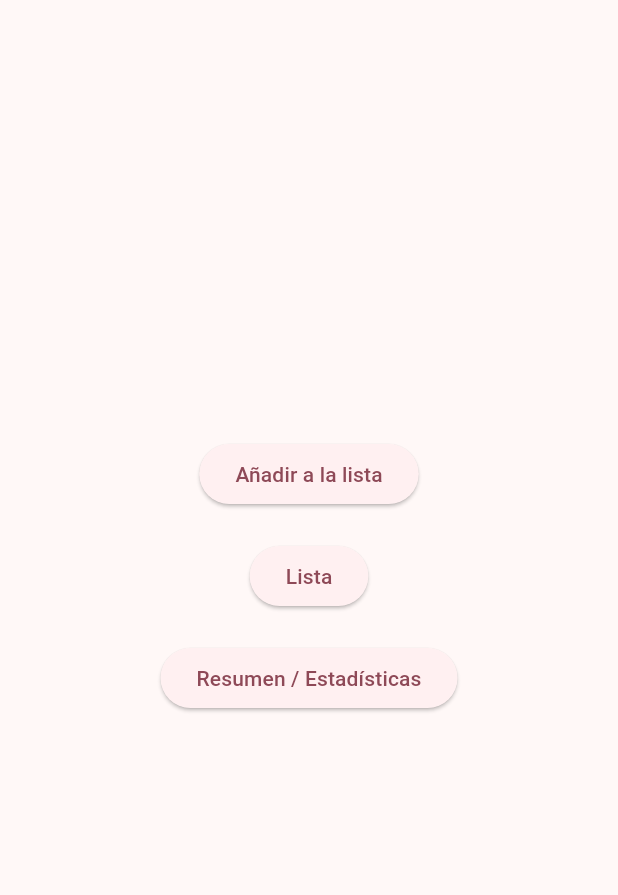
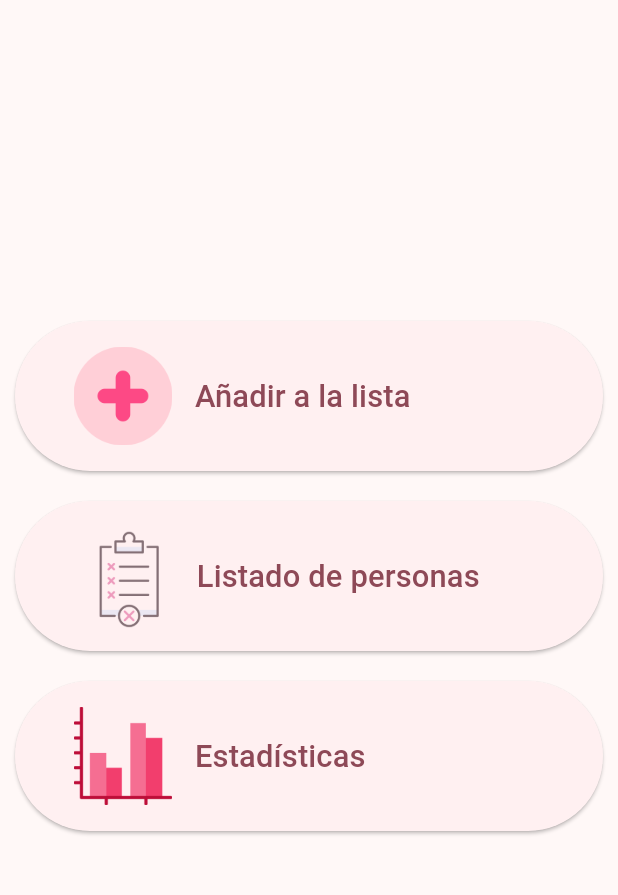
Before and after one commit to martinezmario02/KissDate, a Flutter app: the screen it shows after launch, on a phone screen of 412 x 824 dp, the part 84-979 px from its top. Run offline on Flutter 3.47's test engine with Material 2 defaults, Android fonts, the light colour scheme and no system bars; missing offline and left inert: postgres.

Commit message:
menu fixed

```diff
--- a/lib/main.dart
+++ b/lib/main.dart
@@ -17,7 +17,7 @@ class KissDate extends StatelessWidget {
       title: 'Kiss Date',
       theme: ThemeData(
         colorScheme:
-            ColorScheme.fromSeed(seedColor: Color.fromARGB(255, 243, 105, 137)),
+            ColorScheme.fromSeed(seedColor: const Color.fromARGB(255, 243, 105, 137)),
         useMaterial3: true,
       ),
       home: const MainMenu(titulo: 'Kiss Date'),
--- a/lib/screens/menu.dart
+++ b/lib/screens/menu.dart
@@ -14,36 +14,73 @@ class MainMenu extends StatefulWidget {
 class _MainMenuState extends State<MainMenu> {
   @override
   Widget build(BuildContext context) {
+    double screenWidth = MediaQuery.of(context).size.width;
     return Scaffold(
       appBar: AppBar(
         backgroundColor: Theme.of(context).colorScheme.inversePrimary,
         title: Text(widget.titulo),
       ),
       body: Center(
+        child: Padding(
+          padding: const EdgeInsets.symmetric(horizontal: 10.0),
           child: Column(
             mainAxisAlignment: MainAxisAlignment.center,
             children: <Widget>[
-            ElevatedButton(
+              SizedBox(
+                height: 100,
+                child: ElevatedButton(
                   onPressed: () {
                     Navigator.pushNamed(context, '/lib/screens/people/add.dart');
                   },
-              child: const Text('Añadir a la lista'),
+                  // child: const Text('Añadir a la lista'),
+                  child: Row(
+                    children: [
+                      const SizedBox(width: 15),
+                      Image.asset('assets/icons/newPerson.png', width: screenWidth*0.16, height: screenWidth*0.16),
+                      const SizedBox(width: 15),
+                      Text('Añadir a la lista', style: TextStyle(fontSize: screenWidth*0.05)),
+                    ],
+                  )
+                ),
               ),
               const SizedBox(height: 20),
-            ElevatedButton(
+              SizedBox(
+                height: 100,
+                child: ElevatedButton(
                   onPressed: () {
                     Navigator.pushNamed(context, '/lib/screens/people/list.dart');
                   },
-              child: const Text('Lista'),
+                  // child: const Text('Añadir a la lista'),
+                  child: Row(
+                    children: [
+                      const SizedBox(width: 15),
+                      Image.asset('assets/icons/list.png', width: screenWidth*0.18, height: screenWidth*0.18),
+                      const SizedBox(width: 8),
+                      Text('Listado de personas', style: TextStyle(fontSize: screenWidth*0.05)),
+                    ],
+                  )
+                ),
               ),
               const SizedBox(height: 20),
-            ElevatedButton(
+              SizedBox(
+                height: 100,
+                child: ElevatedButton(
                   onPressed: () {
                     Navigator.pushNamed(context, '/lib/screens/resume.dart');
                   },
-              child: const Text('Resumen / Estadísticas'),
+                  // child: const Text('Añadir a la lista'),
+                  child: Row(
+                    children: [
+                      const SizedBox(width: 15),
+                      Image.asset('assets/icons/statistics.png', width: screenWidth*0.16, height: screenWidth*0.16),
+                      const SizedBox(width: 15),
+                      Text('Estadísticas', style: TextStyle(fontSize: screenWidth*0.05)),
+                    ],
+                  )
                 ),
+              )
             ],
+          ),
         ),
       ),
     );
--- a/pubspec.yaml
+++ b/pubspec.yaml
@@ -31,6 +31,7 @@ dependencies:
   flutter:
     sdk: flutter
 
+  postgres: ^2.6.2
 
   # The following adds the Cupertino Icons font to your application.
   # Use with the CupertinoIcons class for iOS style icons.
@@ -57,6 +58,9 @@ flutter:
   # included with your application, so that you can use the icons in
   # the material Icons class.
   uses-material-design: true
+
+  assets:
+    - assets/icons/
 
   # To add assets to your application, add an assets section, like this:
   # assets:
```
Also changed, not shown: lib/controllers/users_controller.dart (added, +9 -0 lines), lib/db/db.dart (added, +41 -0 lines), lib/screens/people/list.dart (+16 -2 lines), assets/icons/list.png (added), assets/icons/newPerson.png (added), assets/icons/statistics.png (added), pubspec.lock. Lines whose indentation alone changed are shown as unchanged.
